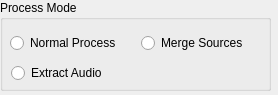
This is src/process_mode_ui.ui in b1aqW0lf/Lithium as Qt 5 draws it before an edit. The edited form follows.
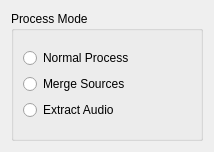
This is the edited form.

Diff of the .ui file:
```diff
--- a/src/process_mode_ui.ui
+++ b/src/process_mode_ui.ui
@@ -6,35 +6,22 @@
    <rect>
     <x>0</x>
     <y>0</y>
-    <width>278</width>
-    <height>95</height>
+    <width>214</width>
+    <height>152</height>
    </rect>
   </property>
   <property name="windowTitle">
    <string>Form</string>
   </property>
+  <layout class="QGridLayout" name="gridLayout">
+   <item row="0" column="0">
   <widget class="QGroupBox" name="modeGroupBox">
-   <property name="geometry">
-    <rect>
-     <x>0</x>
-     <y>0</y>
-     <width>271</width>
-     <height>91</height>
-    </rect>
-   </property>
    <property name="title">
     <string>Process Mode</string>
    </property>
-   <widget class="QWidget" name="layoutWidget_7">
-    <property name="geometry">
-     <rect>
-      <x>10</x>
-      <y>30</y>
-      <width>256</width>
-      <height>26</height>
-     </rect>
-    </property>
-    <layout class="QHBoxLayout" name="horizontalLayout_17">
+     <layout class="QGridLayout" name="gridLayout_4">
+      <item row="0" column="0">
+       <layout class="QVBoxLayout" name="verticalLayout_3">
      <item>
       <widget class="QRadioButton" name="normalModeRadio">
        <property name="text">
@@ -49,18 +36,6 @@
        </property>
       </widget>
      </item>
-    </layout>
-   </widget>
-   <widget class="QWidget" name="">
-    <property name="geometry">
-     <rect>
-      <x>11</x>
-      <y>60</y>
-      <width>251</width>
-      <height>26</height>
-     </rect>
-    </property>
-    <layout class="QHBoxLayout" name="horizontalLayout">
      <item>
       <widget class="QRadioButton" name="extractAudioRadio">
        <property name="text">
@@ -68,22 +43,12 @@
        </property>
       </widget>
      </item>
-     <item>
-      <spacer name="horizontalSpacer">
-       <property name="orientation">
-        <enum>Qt::Horizontal</enum>
-       </property>
-       <property name="sizeHint" stdset="0">
-        <size>
-         <width>40</width>
-         <height>20</height>
-        </size>
-       </property>
-      </spacer>
+       </layout>
      </item>
     </layout>
    </widget>
-  </widget>
+   </item>
+  </layout>
  </widget>
  <resources/>
  <connections/>
```
Lines whose indentation alone changed are shown as unchanged.
